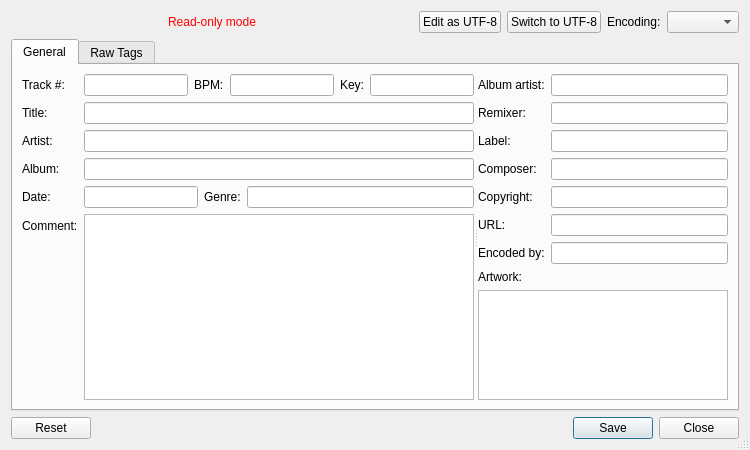
First picture: the form in src/tagEditorDialog.ui, repository khoshekh-dj/trackdeck, before the edit.
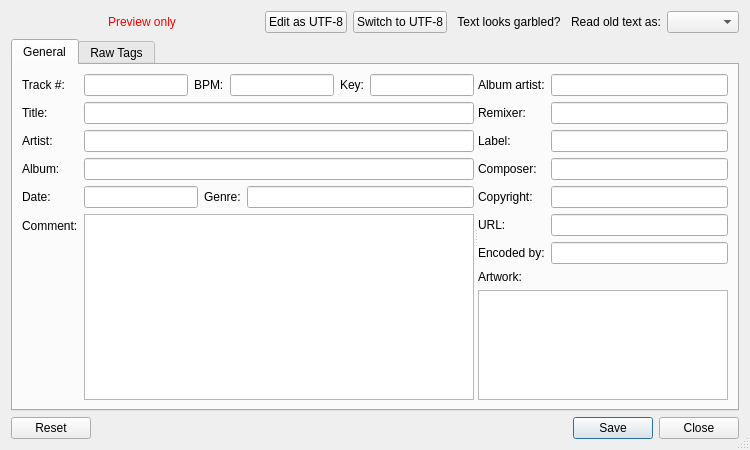
Second picture: the form after the edit.

Commit message:
Tag editor: show the tag format, hide the encoding list until needed
A line above the buttons says which tags the file has (e.g. "Tags: ID3v2.4
+ ID3v1", "Vorbis comments", "MP4 (iTunes)") and, for MP3/AIFF/WAV,
which ID3v2 version saving will write when it differs.

The encoding list, only useful for old tags in a regional 8-bit encoding,
is hidden behind a "Text looks garbled?" link unless it's already set to
something other than Unicode. It lists 15 encodings by language
("Cyrillic (Windows-1251)") instead of every Qt codec name.

Patch:
```diff
--- a/src/tagEditorDialog.ui
+++ b/src/tagEditorDialog.ui
@@ -44,6 +44,13 @@
       <property name="bottomMargin">
        <number>0</number>
       </property>
+      <item>
+       <widget class="QLabel" name="tagFormatLabel">
+        <property name="text">
+         <string/>
+        </property>
+       </widget>
+      </item>
       <item>
        <spacer name="horizontalSpacer">
         <property name="orientation">
@@ -63,7 +70,7 @@
          <string notr="true">color: red;</string>
         </property>
         <property name="text">
-         <string>Read-only mode</string>
+         <string>Preview only</string>
         </property>
         <property name="alignment">
          <set>Qt::AlignCenter</set>
@@ -97,10 +104,23 @@
         </property>
        </widget>
       </item>
+      <item>
+       <widget class="QPushButton" name="garbledButton">
+        <property name="text">
+         <string>Text looks garbled?</string>
+        </property>
+        <property name="flat">
+         <bool>true</bool>
+        </property>
+        <property name="cursor">
+         <cursorShape>PointingHandCursor</cursorShape>
+        </property>
+       </widget>
+      </item>
       <item>
        <widget class="QLabel" name="encodingTagLabel">
         <property name="text">
-         <string>Encoding:</string>
+         <string>Read old text as:</string>
         </property>
        </widget>
       </item>
```
The commit also changes 5 other files.
